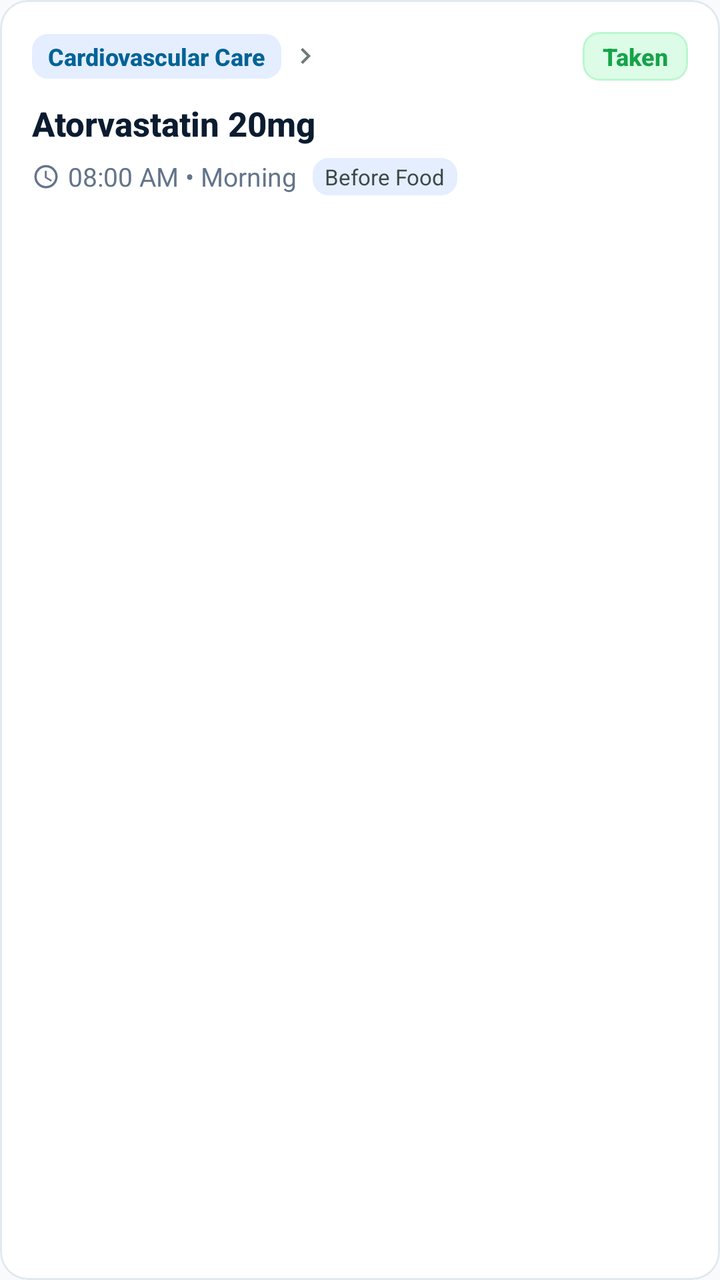
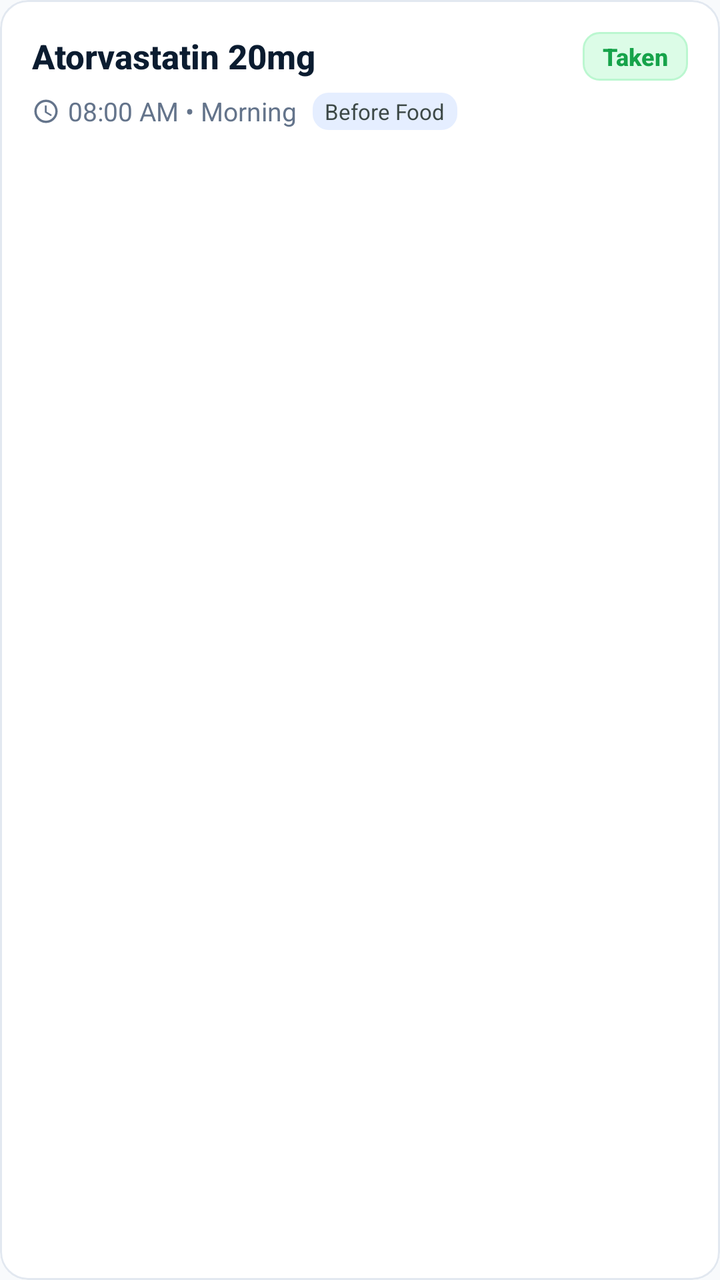

Before-and-after screenshots of an Android layout around one commit, followed by the original layout XML and the change that was made.
<!-- AndroidManifest.xml: application theme Theme.MediTrack -->
<!-- res/layout/item_dose_card.xml -->
<?xml version="1.0" encoding="utf-8"?>
<com.google.android.material.card.MaterialCardView xmlns:android="http://schemas.android.com/apk/res/android"
    xmlns:app="http://schemas.android.com/apk/res-auto"
    android:id="@+id/card_dose"
    android:layout_width="match_parent"
    android:layout_height="wrap_content"
    android:layout_marginBottom="12dp"
    android:clickable="true"
    android:focusable="true"
    app:cardBackgroundColor="@color/surface_container_lowest"
    app:cardCornerRadius="14dp"
    app:cardElevation="0dp"
    app:strokeColor="@color/outline_variant"
    app:strokeWidth="1dp">

    <LinearLayout
        android:layout_width="match_parent"
        android:layout_height="wrap_content"
        android:orientation="vertical"
        android:padding="16dp">

        
        <LinearLayout
            android:layout_width="match_parent"
            android:layout_height="wrap_content"
            android:gravity="center_vertical"
            android:orientation="horizontal">

            <LinearLayout
                android:layout_width="0dp"
                android:layout_height="wrap_content"
                android:layout_weight="1"
                android:gravity="center_vertical"
                android:orientation="horizontal">

                <TextView
                    android:id="@+id/tv_dose_schedule_name"
                    android:layout_width="wrap_content"
                    android:layout_height="wrap_content"
                    android:background="@drawable/bg_status_pill_pending"
                    android:fontFamily="sans-serif-medium"
                    android:paddingHorizontal="8dp"
                    android:paddingVertical="3dp"
                    android:text="Cardiovascular Care"
                    android:textColor="@color/secondary"
                    android:textSize="12sp"
                    android:textStyle="bold" />

                <ImageView
                    android:layout_width="16dp"
                    android:layout_height="16dp"
                    android:layout_marginStart="4dp"
                    android:src="@drawable/ic_chevron_right"
                    app:tint="@color/outline" />
            </LinearLayout>

            
            <TextView
                android:id="@+id/tv_dose_status_badge"
                android:layout_width="wrap_content"
                android:layout_height="wrap_content"
                android:background="@drawable/bg_status_pill_taken"
                android:fontFamily="sans-serif-medium"
                android:paddingHorizontal="10dp"
                android:paddingVertical="4dp"
                android:text="Taken"
                android:textColor="@color/status_taken"
                android:textSize="12sp"
                android:textStyle="bold" />
        </LinearLayout>

        
        <TextView
            android:id="@+id/tv_dose_medicine_name"
            android:layout_width="match_parent"
            android:layout_height="wrap_content"
            android:layout_marginTop="10dp"
            android:fontFamily="sans-serif-medium"
            android:text="Atorvastatin 20mg"
            android:textColor="@color/on_surface"
            android:textSize="17sp"
            android:textStyle="bold" />

        
        <LinearLayout
            android:layout_width="match_parent"
            android:layout_height="wrap_content"
            android:layout_marginTop="6dp"
            android:gravity="center_vertical"
            android:orientation="horizontal">

            <ImageView
                android:layout_width="14dp"
                android:layout_height="14dp"
                android:src="@drawable/ic_time"
                app:tint="@color/text_muted" />

            <TextView
                android:id="@+id/tv_dose_scheduled_time"
                android:layout_width="wrap_content"
                android:layout_height="wrap_content"
                android:layout_marginStart="4dp"
                android:fontFamily="sans-serif"
                android:text="08:00 AM • Morning"
                android:textColor="@color/text_muted"
                android:textSize="13sp" />

            <TextView
                android:id="@+id/tv_dose_food_instruction"
                android:layout_width="wrap_content"
                android:layout_height="wrap_content"
                android:layout_marginStart="8dp"
                android:background="@drawable/bg_status_pill_pending"
                android:fontFamily="sans-serif"
                android:paddingHorizontal="6dp"
                android:paddingVertical="2dp"
                android:text="Before Food"
                android:textColor="@color/on_surface_variant"
                android:textSize="11sp" />
        </LinearLayout>

        
        <TextView
            android:id="@+id/tv_dose_late_badge"
            android:layout_width="wrap_content"
            android:layout_height="wrap_content"
            android:layout_marginTop="8dp"
            android:background="@drawable/bg_status_pill_due"
            android:fontFamily="sans-serif-medium"
            android:paddingHorizontal="8dp"
            android:paddingVertical="3dp"
            android:text="Late Submission"
            android:textColor="@color/status_due"
            android:textSize="11sp"
            android:textStyle="bold"
            android:visibility="gone" />

        
        <TextView
            android:id="@+id/tv_dose_recorded_info"
            android:layout_width="match_parent"
            android:layout_height="wrap_content"
            android:layout_marginTop="6dp"
            android:fontFamily="sans-serif"
            android:text="Submitted at 08:15 AM (User-recorded)"
            android:textColor="@color/text_muted"
            android:textSize="12sp"
            android:visibility="gone" />

        
        <LinearLayout
            android:id="@+id/layout_dose_actions"
            android:layout_width="match_parent"
            android:layout_height="wrap_content"
            android:layout_marginTop="12dp"
            android:orientation="horizontal"
            android:visibility="gone">

            <com.google.android.material.button.MaterialButton
                android:id="@+id/btn_dose_take"
                style="@style/Widget.Material3.Button"
                android:layout_width="0dp"
                android:layout_height="44dp"
                android:layout_marginEnd="6dp"
                android:layout_weight="1"
                android:backgroundTint="@color/primary"
                android:fontFamily="sans-serif-medium"
                android:text="@string/btn_taken"
                android:textColor="@color/white"
                android:textSize="13sp"
                app:cornerRadius="10dp"
                app:icon="@drawable/ic_check"
                app:iconGravity="textStart"
                app:iconSize="16dp"
                app:iconTint="@color/white" />

            <com.google.android.material.button.MaterialButton
                android:id="@+id/btn_dose_skip"
                style="@style/Widget.Material3.Button.OutlinedButton"
                android:layout_width="0dp"
                android:layout_height="44dp"
                android:layout_marginStart="6dp"
                android:layout_weight="1"
                android:fontFamily="sans-serif-medium"
                android:text="@string/btn_skipped"
                android:textColor="@color/status_skipped"
                android:textSize="13sp"
                app:cornerRadius="10dp"
                app:icon="@drawable/ic_cancel"
                app:iconGravity="textStart"
                app:iconSize="16dp"
                app:iconTint="@color/status_skipped"
                app:strokeColor="@color/status_skipped_border" />
        </LinearLayout>

    </LinearLayout>

</com.google.android.material.card.MaterialCardView>
<!-- resources referenced by this layout -->
<resources>
  <!-- drawable ic_chevron_right (drawable) -->
  <vector xmlns:android="http://schemas.android.com/apk/res/android"
      android:width="24dp"
      android:height="24dp"
      android:viewportWidth="24"
      android:viewportHeight="24">
      <path
          android:fillColor="@android:color/white"
          android:pathData="M10,6L8.59,7.41 13.17,12l-4.58,4.59L10,18l6,-6z"/>
  </vector>
  <style name="Base.Theme.MediTrack" parent="Theme.Material3.DayNight.NoActionBar">
          
          <item name="colorPrimary">@color/primary</item>
          <item name="colorOnPrimary">@color/on_primary</item>
          <item name="colorPrimaryContainer">@color/primary_container</item>
          <item name="colorOnPrimaryContainer">@color/on_primary_container</item>
          <item name="colorSecondary">@color/secondary</item>
          <item name="colorOnSecondary">@color/on_secondary</item>
          <item name="colorSecondaryContainer">@color/secondary_container</item>
          <item name="colorOnSecondaryContainer">@color/on_secondary_container</item>
  
          
          <item name="android:colorBackground">@color/background</item>
          <item name="colorSurface">@color/surface</item>
          <item name="colorOnSurface">@color/on_surface</item>
          <item name="colorOnSurfaceVariant">@color/on_surface_variant</item>
          <item name="colorOutline">@color/outline</item>
          <item name="colorOutlineVariant">@color/outline_variant</item>
  
          
          <item name="android:statusBarColor">@color/surface</item>
          <item name="android:windowLightStatusBar">true</item>
          <item name="android:navigationBarColor">@color/surface_container_lowest</item>
          <item name="android:windowLightNavigationBar" tools:targetApi="o_mr1">true</item>
      </style>
  <!-- unchanged entries left out for length: 34 -->
</resources>

<!-- the commit's change to res/layout/item_dose_card.xml (unified diff, before → after) -->
@@ -26,39 +26,23 @@
             android:gravity="center_vertical"
             android:orientation="horizontal">
 
-            <LinearLayout
+            <TextView
+                android:id="@+id/tv_dose_medicine_name"
                 android:layout_width="0dp"
                 android:layout_height="wrap_content"
                 android:layout_weight="1"
-                android:gravity="center_vertical"
-                android:orientation="horizontal">
-
-                <TextView
-                    android:id="@+id/tv_dose_schedule_name"
-                    android:layout_width="wrap_content"
-                    android:layout_height="wrap_content"
-                    android:background="@drawable/bg_status_pill_pending"
-                    android:fontFamily="sans-serif-medium"
-                    android:paddingHorizontal="8dp"
-                    android:paddingVertical="3dp"
-                    android:text="Cardiovascular Care"
-                    android:textColor="@color/secondary"
-                    android:textSize="12sp"
-                    android:textStyle="bold" />
-
-                <ImageView
-                    android:layout_width="16dp"
-                    android:layout_height="16dp"
-                    android:layout_marginStart="4dp"
-                    android:src="@drawable/ic_chevron_right"
-                    app:tint="@color/outline" />
-            </LinearLayout>
+                android:fontFamily="sans-serif-medium"
+                android:text="Atorvastatin 20mg"
+                android:textColor="@color/on_surface"
+                android:textSize="17sp"
+                android:textStyle="bold" />
 
             
             <TextView
                 android:id="@+id/tv_dose_status_badge"
                 android:layout_width="wrap_content"
                 android:layout_height="wrap_content"
+                android:layout_marginStart="8dp"
                 android:background="@drawable/bg_status_pill_taken"
                 android:fontFamily="sans-serif-medium"
                 android:paddingHorizontal="10dp"
@@ -68,18 +52,6 @@
                 android:textSize="12sp"
                 android:textStyle="bold" />
         </LinearLayout>
-
-        
-        <TextView
-            android:id="@+id/tv_dose_medicine_name"
-            android:layout_width="match_parent"
-            android:layout_height="wrap_content"
-            android:layout_marginTop="10dp"
-            android:fontFamily="sans-serif-medium"
-            android:text="Atorvastatin 20mg"
-            android:textColor="@color/on_surface"
-            android:textSize="17sp"
-            android:textStyle="bold" />
 
         
         <LinearLayout
<!-- resource entries referenced after the edit -->
@@ -1,15 +1,5 @@
 <!-- resources referenced by this layout -->
 <resources>
-  <!-- drawable ic_chevron_right (drawable) -->
-  <vector xmlns:android="http://schemas.android.com/apk/res/android"
-      android:width="24dp"
-      android:height="24dp"
-      android:viewportWidth="24"
-      android:viewportHeight="24">
-      <path
-          android:fillColor="@android:color/white"
-          android:pathData="M10,6L8.59,7.41 13.17,12l-4.58,4.59L10,18l6,-6z"/>
-  </vector>
   <style name="Base.Theme.MediTrack" parent="Theme.Material3.DayNight.NoActionBar">
           
           <item name="colorPrimary">@color/primary</item>
@@ -30,11 +20,63 @@
           <item name="colorOutlineVariant">@color/outline_variant</item>
   
           
+          <item name="autoCompleteTextViewStyle">@style/Widget.MediTrack.AutoCompleteTextView</item>
+          <item name="android:autoCompleteTextViewStyle">@style/Widget.MediTrack.AutoCompleteTextView</item>
+          <item name="popupMenuBackground">@drawable/bg_dropdown_popup</item>
+          <item name="android:popupBackground">@drawable/bg_dropdown_popup</item>
+          <item name="android:dropDownListViewStyle">@style/Widget.MediTrack.DropDownListView</item>
+  
+          
           <item name="android:statusBarColor">@color/surface</item>
           <item name="android:windowLightStatusBar">true</item>
           <item name="android:navigationBarColor">@color/surface_container_lowest</item>
           <item name="android:windowLightNavigationBar" tools:targetApi="o_mr1">true</item>
       </style>
+  <style name="Widget.MediTrack.AutoCompleteTextView" parent="Widget.Material3.AutoCompleteTextView.OutlinedBox">
+          <item name="android:background">@android:color/transparent</item>
+          <item name="android:textColor">@color/on_surface</item>
+          <item name="android:textColorHint">@color/outline</item>
+          <item name="android:popupBackground">@drawable/bg_dropdown_popup</item>
+          <item name="android:dropDownSelector">@drawable/bg_dropdown_item_selector</item>
+          <item name="simpleItemLayout">@layout/item_dropdown_menu</item>
+      </style>
+  <!-- drawable bg_dropdown_popup (drawable) -->
+  <?xml version="1.0" encoding="utf-8"?>
+  <shape xmlns:android="http://schemas.android.com/apk/res/android"
+      android:shape="rectangle">
+      <solid android:color="@color/surface_container_lowest" />
+      <corners android:radius="12dp" />
+      <stroke
+          android:width="1dp"
+          android:color="@color/outline_variant" />
+  </shape>
+  <style name="Widget.MediTrack.DropDownListView" parent="android:Widget.ListView.DropDown">
+          <item name="android:background">@color/surface_container_lowest</item>
+          <item name="android:divider">@color/outline_variant</item>
+          <item name="android:dividerHeight">0.5dp</item>
+          <item name="android:listSelector">@drawable/bg_dropdown_item_selector</item>
+      </style>
+  <!-- drawable bg_dropdown_item_selector (drawable) -->
+  <?xml version="1.0" encoding="utf-8"?>
+  <selector xmlns:android="http://schemas.android.com/apk/res/android">
+      <item android:state_pressed="true">
+          <color android:color="@color/surface_container_high" />
+      </item>
+      <item android:state_focused="true">
+          <color android:color="@color/primary_light_pill" />
+      </item>
+      <item android:state_selected="true">
+          <color android:color="@color/primary_light_pill" />
+      </item>
+      <item android:state_activated="true">
+          <color android:color="@color/primary_light_pill" />
+      </item>
+      <item>
+          <color android:color="@color/surface_container_lowest" />
+      </item>
+  </selector>
+  <color name="surface_container_high">#DCE9FF</color>
+  <color name="primary_light_pill">#CCFBF1</color>
   <!-- unchanged entries left out for length: 34 -->
 </resources>
 
